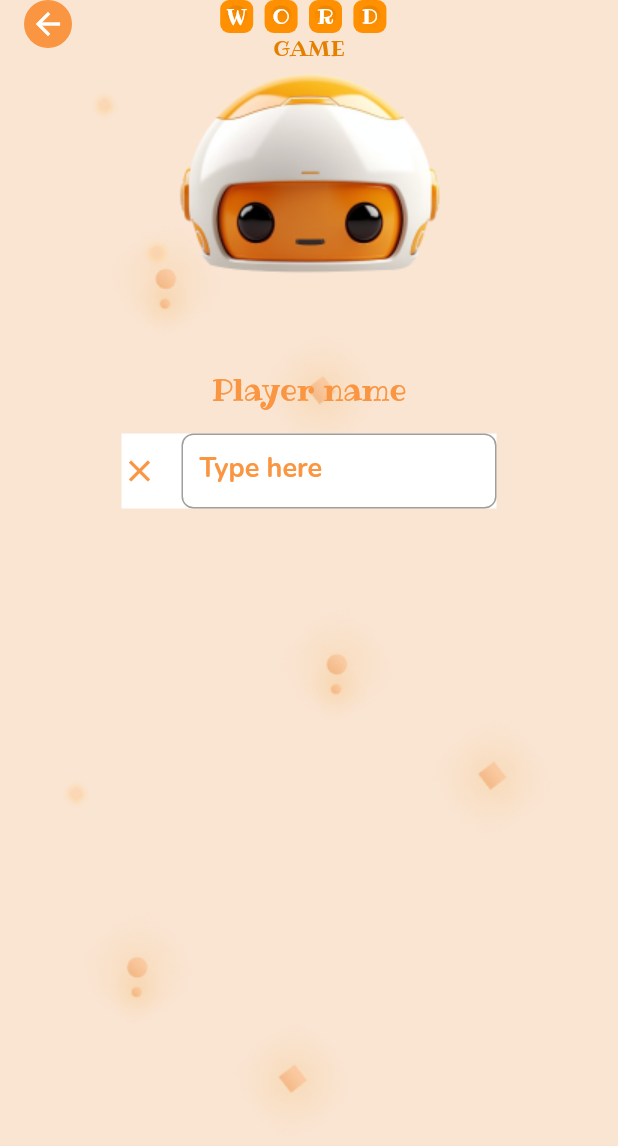
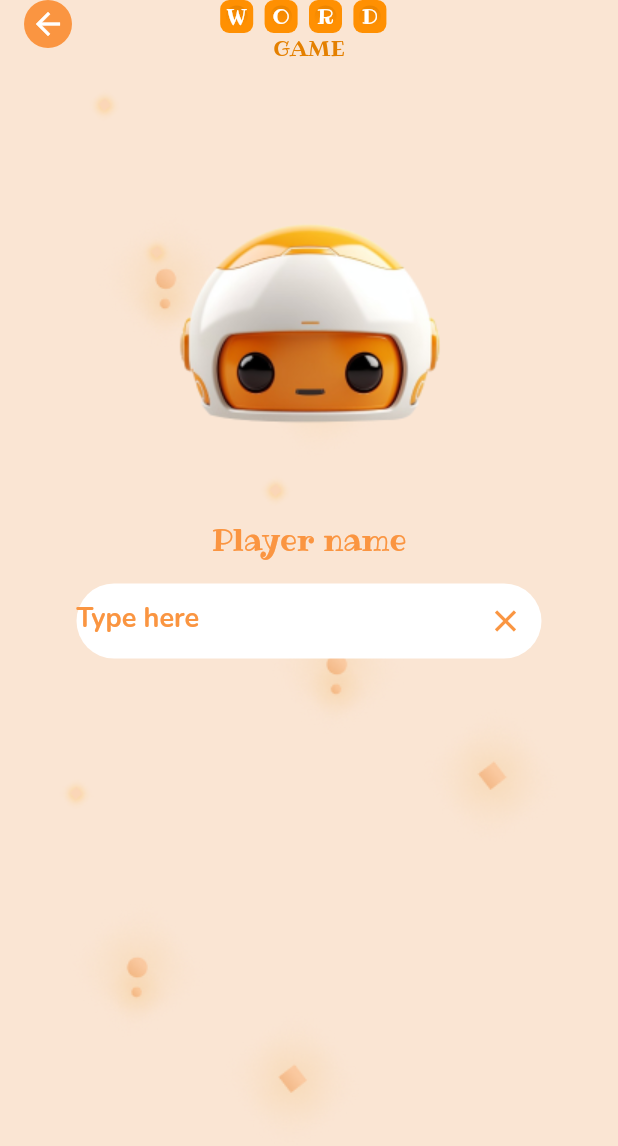
Before and after one commit to OtgonmunkhG/flutter, a Flutter app: the screen it shows after launch, on a phone screen of 412 x 824 dp. Shown: the top 1146 px of the screen. Run offline on Flutter 3.47's test engine with Material 2 defaults, Android fonts, the phone set to English and light mode, and no system bars; our stand-ins replace cloud_firestore, firebase_auth, firebase_core, flutter_svg, google_nav_bar, math_expressions; missing offline and left inert: starter; accounts and stored records are empty.

Commit message:
change textfield

```diff
--- a/wordfind_app/lib/main.dart
+++ b/wordfind_app/lib/main.dart
@@ -1,6 +1,6 @@
 import 'package:flutter/material.dart';
 import 'package:wordfind_app/pages/welcome_page.dart';
-import 'package:wordfind_app/widgets/intro.dart';
+import 'package:wordfind_app/pages/intro.dart';
 
 void main() {
   runApp(const MyApp());
--- a/wordfind_app/lib/widgets/intro.dart
+++ b/wordfind_app/lib/pages/intro.dart
@@ -1,6 +1,5 @@
 import 'package:flutter/material.dart';
 import 'package:wordfind_app/widgets/Gradient_letter.dart';
-import 'package:flutter/src/rendering/box.dart';
 
 class IntroductionPage extends StatelessWidget {
   @override
@@ -48,6 +47,7 @@ class IntroductionPage extends StatelessWidget {
                       fontSize: 14.4,
                       color: Color(0xFFE48000)),
                 ),
+                Padding(padding: EdgeInsets.all(50)),
                 Image(image: AssetImage("assets/head.png")),
                 Padding(padding: EdgeInsets.all(29.0)),
                 const Text(
@@ -55,30 +55,26 @@ class IntroductionPage extends StatelessWidget {
                   style: TextStyle(color: Color(0xFFFA9541), fontSize: 20),
                 ),
                 const Padding(padding: EdgeInsets.all(8.0)),
-                ColoredBox(
+                Container(
+                  width: 310,
+                  height: 50,
+                  decoration: BoxDecoration(
+                    borderRadius: BorderRadius.all(Radius.circular(25.0)),
                     color: Colors.white,
-                  child: SizedBox(
-                    width: 250,
-                    height: 50,
+                  ),
                   child: TextField(
                     decoration: InputDecoration(
-                        border: OutlineInputBorder(
-                          borderRadius: BorderRadius.circular(8.0),
-                          borderSide: BorderSide(
-                            style: BorderStyle.none,
-                          ),
-                        ),
+                      border: InputBorder.none,
                       labelText: "Type here",
                       labelStyle: const TextStyle(
                         fontFamily: "Nunito",
                         color: Color(0xFFFA9541),
                         fontSize: 18,
                       ),
-                        icon: const Icon(
+                      suffixIcon: const Icon(
                         Icons.clear,
                         color: Color(0xFFFA9541),
                         size: 24,
-                        ),
                       ),
                     ),
                   ),
```
Lines whose indentation alone changed are shown as unchanged.
